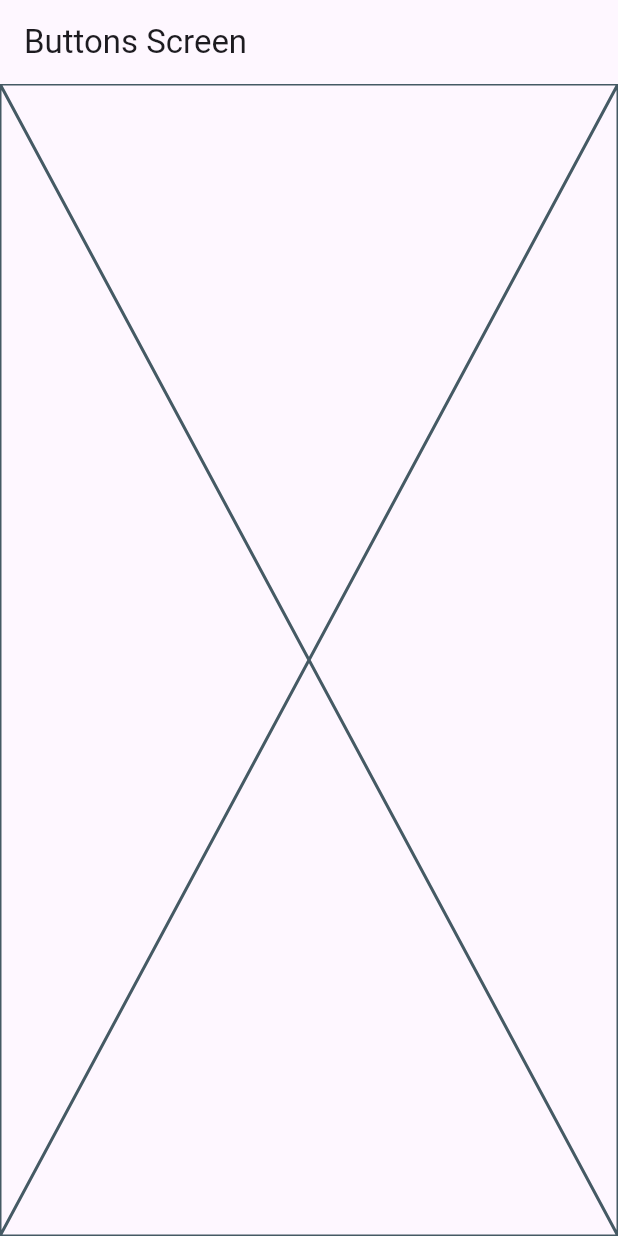
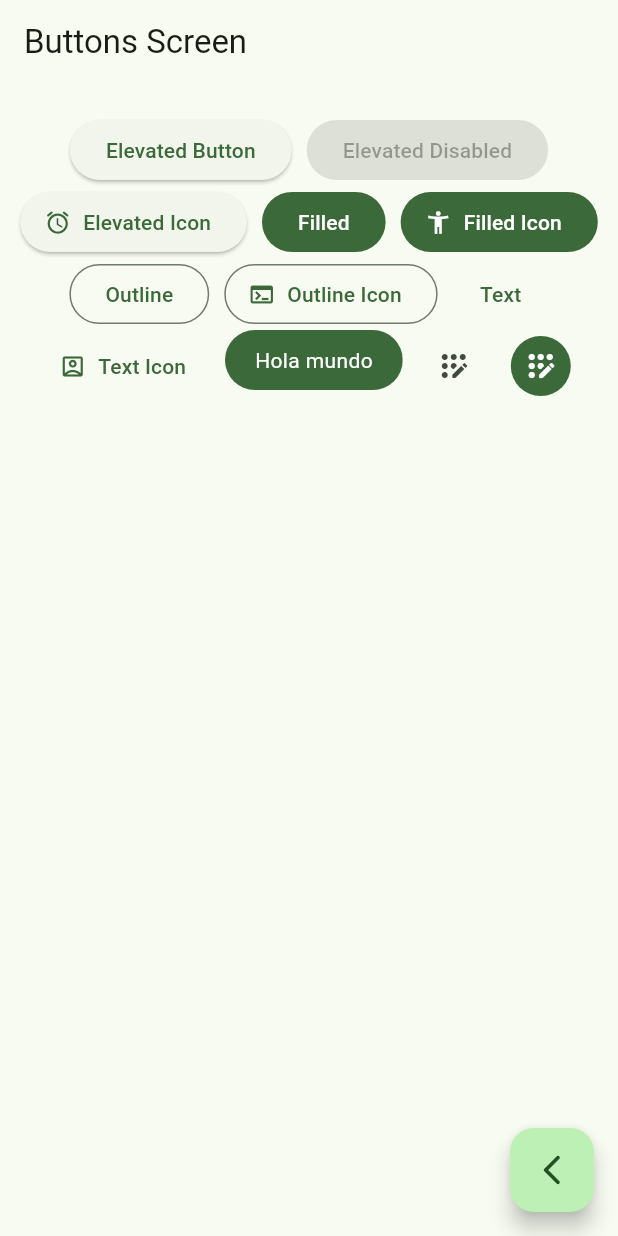
Before and after one commit to alexisperez4/widgets-app-flutter, a Flutter app: the ButtonsScreen screen opened by its route, on a phone screen of 412 x 824 dp. Run offline on Flutter 3.47's test engine with Material 3 defaults, Android fonts, the phone set to English and light mode, and no system bars; our stand-ins replace go_router.

Commit message:
buttons screen finish

```diff
--- a/lib/main.dart
+++ b/lib/main.dart
@@ -14,7 +14,7 @@ class MainApp extends StatelessWidget {
     return MaterialApp.router(
       routerConfig: appRouter,
       debugShowCheckedModeBanner: false,
-      theme: AppTheme(selectedColor: 5).getTheme(),
+      theme: AppTheme(selectedColor: 2).getTheme(),
 
     );
   }
--- a/lib/presentation/screens/buttons/buttons_screen.dart
+++ b/lib/presentation/screens/buttons/buttons_screen.dart
@@ -1,4 +1,5 @@
 import 'package:flutter/material.dart';
+import 'package:go_router/go_router.dart';
 
 class ButtonsScreen extends StatelessWidget {
 
@@ -12,7 +13,96 @@ class ButtonsScreen extends StatelessWidget {
       appBar: AppBar(
         title: const Text('Buttons Screen'),
       ),
-      body: const Placeholder(),
+      body: const _ButtonsView(),
+      floatingActionButton: FloatingActionButton(
+        child: const Icon( Icons.arrow_back_ios_new_rounded ),
+        onPressed: (){
+          context.pop();
+        },
+      ),
     );
   }
 }
+
+class _ButtonsView extends StatelessWidget {
+  const _ButtonsView();
+
+  @override
+  Widget build(BuildContext context) {
+
+    final colors = Theme.of(context).colorScheme;
+
+    return SizedBox(
+      width: double.infinity,
+      child:Padding(
+      padding: const EdgeInsets.symmetric(horizontal: 10, vertical: 20),
+      child: Wrap(
+        spacing: 10,
+        alignment: WrapAlignment.center,
+        children: [
+          ElevatedButton(onPressed: (){}, child: const Text('Elevated Button')),
+          const ElevatedButton(onPressed: null, child: Text('Elevated Disabled')),
+
+          ElevatedButton.icon(
+            onPressed: (){},
+            icon: const Icon( Icons.access_alarm_rounded ),
+            label: const Text('Elevated Icon')
+          ),
+          FilledButton(onPressed: (){}, child: const Text('Filled')),
+          FilledButton.icon(onPressed: (){}, icon: const Icon( Icons.accessibility_new ), label: const Text('Filled Icon')),
+
+          OutlinedButton(onPressed: (){}, child: const Text('Outline')),
+          OutlinedButton.icon(onPressed: (){}, icon: const Icon( Icons.terminal ), label: const Text('Outline Icon')),
+
+          TextButton(onPressed: (){}, child: const Text('Text')),
+          TextButton.icon(onPressed: (){}, icon: const Icon( Icons.account_box_outlined ), label: const Text('Text Icon'), ),
+
+          const CustomButton(),
+
+          IconButton( onPressed: (){}, icon: const Icon( Icons.app_registration_rounded )),
+          IconButton(
+            onPressed: (){},
+            icon: const Icon( Icons.app_registration_rounded ),
+            style: ButtonStyle(
+              backgroundColor: MaterialStatePropertyAll(colors.primary),
+              iconColor: const MaterialStatePropertyAll(Colors.white)
+            ),
+          )
+
+
+
+        ]
+      ),
+      )
+    );
+  }
+
+}
+
+
+
+class CustomButton extends StatelessWidget {
+  const CustomButton({super.key});
+
+  @override
+  Widget build(BuildContext context) {
+
+    final colors = Theme.of(context).colorScheme;
+
+    return ClipRRect(
+      borderRadius: BorderRadius.circular(20),
+      child: Material(
+        color: colors.primary,
+        child: InkWell(
+
+          onTap: (){},
+          child: const Padding(
+            padding: EdgeInsets.symmetric(horizontal: 20, vertical: 10),
+            child: Text('Hola mundo', style: TextStyle(color: Colors.white))
+          ),
+        ),
+      ),
+    );
+  }
+
+}
--- a/lib/presentation/screens/home/home_screen.dart
+++ b/lib/presentation/screens/home/home_screen.dart
@@ -1,8 +1,6 @@
 import 'package:flutter/material.dart';
 import 'package:go_router/go_router.dart';
 import 'package:widgets_app/config/menu/menu_item.dart';
-import 'package:widgets_app/presentation/screens/buttons/buttons_screen.dart';
-import 'package:widgets_app/presentation/screens/cards/cards_screen.dart';
 
 class HomeScreen extends StatelessWidget {
 
```
